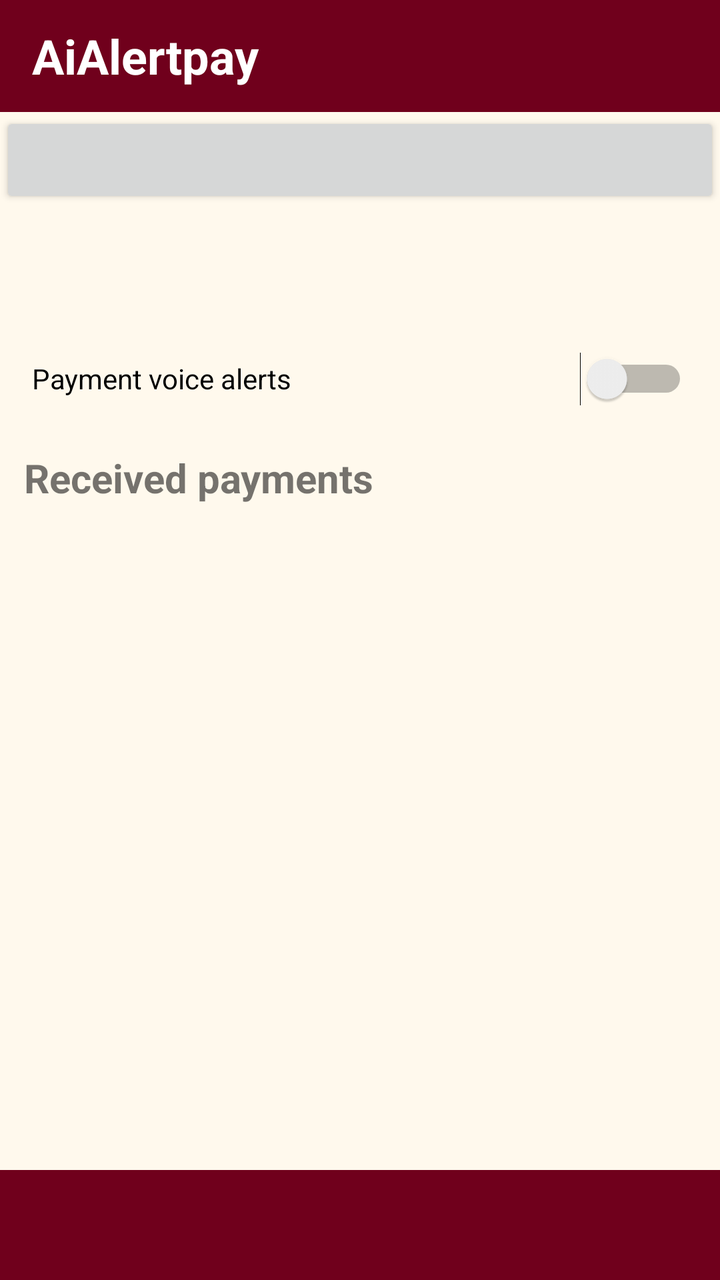
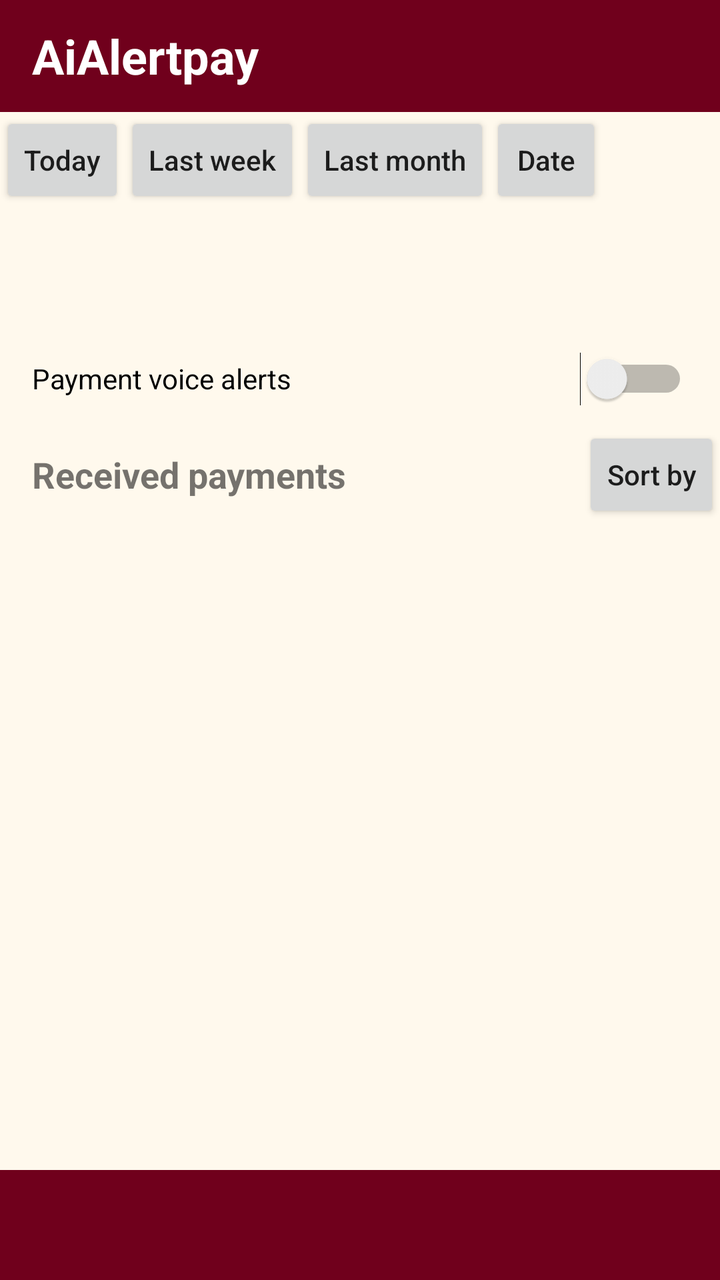

Screens rendered from an Android XML layout before and after an edit, with the pre-edit source and the edit as a unified diff.
<!-- AndroidManifest.xml: application theme android:Theme.Material.Light.NoActionBar -->
<!-- res/layout/home.xml -->
<LinearLayout xmlns:android="http://schemas.android.com/apk/res/android" android:layout_width="match_parent" android:layout_height="match_parent" android:fitsSystemWindows="true" android:orientation="vertical" android:background="#FFF9ED">
    <TextView android:layout_width="match_parent" android:layout_height="56dp" android:gravity="center_vertical" android:paddingHorizontal="16dp" android:text="AiAlertpay" android:background="#70001C" android:textColor="#FFFFFF" android:textSize="24sp" android:textStyle="bold"/>
    <Button android:id="@+id/day" android:layout_width="match_parent" android:layout_height="wrap_content" android:textAllCaps="false"/>
    <TextView android:id="@+id/collection" android:layout_width="match_parent" android:layout_height="wrap_content" android:gravity="center" android:padding="16dp" android:textSize="22sp" android:textStyle="bold" android:textColor="#70001C"/>
    <Switch android:id="@+id/voice_on" android:layout_width="match_parent" android:layout_height="wrap_content" android:minHeight="48dp" android:paddingHorizontal="16dp" android:text="Payment voice alerts"/>
    <TextView android:layout_width="match_parent" android:layout_height="wrap_content" android:padding="12dp" android:text="Received payments" android:textStyle="bold" android:textSize="20sp"/>
    <ListView android:id="@+id/payments" android:layout_width="match_parent" android:layout_height="0dp" android:layout_weight="1"/>
    <TextView android:id="@+id/total" android:layout_width="match_parent" android:layout_height="wrap_content" android:padding="14dp" android:background="#70001C" android:textColor="#FFFFFF" android:textSize="20sp" android:textStyle="bold"/>
</LinearLayout>
<!-- resources referenced by this layout -->
<resources>

</resources>

<!-- the commit's change to res/layout/home.xml (unified diff, before → after) -->
@@ -1,9 +1,19 @@
 <LinearLayout xmlns:android="http://schemas.android.com/apk/res/android" android:layout_width="match_parent" android:layout_height="match_parent" android:fitsSystemWindows="true" android:orientation="vertical" android:background="#FFF9ED">
     <TextView android:layout_width="match_parent" android:layout_height="56dp" android:gravity="center_vertical" android:paddingHorizontal="16dp" android:text="AiAlertpay" android:background="#70001C" android:textColor="#FFFFFF" android:textSize="24sp" android:textStyle="bold"/>
-    <Button android:id="@+id/day" android:layout_width="match_parent" android:layout_height="wrap_content" android:textAllCaps="false"/>
+    <HorizontalScrollView android:layout_width="match_parent" android:layout_height="wrap_content" android:scrollbars="none">
+        <LinearLayout android:layout_width="wrap_content" android:layout_height="wrap_content" android:orientation="horizontal">
+            <Button android:id="@+id/today" android:layout_width="wrap_content" android:layout_height="48dp" android:text="Today" android:textAllCaps="false" android:minWidth="56dp"/>
+            <Button android:id="@+id/week" android:layout_width="wrap_content" android:layout_height="48dp" android:text="Last week" android:textAllCaps="false" android:minWidth="56dp"/>
+            <Button android:id="@+id/month" android:layout_width="wrap_content" android:layout_height="48dp" android:text="Last month" android:textAllCaps="false" android:minWidth="56dp"/>
+            <Button android:id="@+id/day" android:layout_width="wrap_content" android:layout_height="48dp" android:text="Date" android:textAllCaps="false" android:minWidth="56dp"/>
+        </LinearLayout>
+    </HorizontalScrollView>
     <TextView android:id="@+id/collection" android:layout_width="match_parent" android:layout_height="wrap_content" android:gravity="center" android:padding="16dp" android:textSize="22sp" android:textStyle="bold" android:textColor="#70001C"/>
     <Switch android:id="@+id/voice_on" android:layout_width="match_parent" android:layout_height="wrap_content" android:minHeight="48dp" android:paddingHorizontal="16dp" android:text="Payment voice alerts"/>
-    <TextView android:layout_width="match_parent" android:layout_height="wrap_content" android:padding="12dp" android:text="Received payments" android:textStyle="bold" android:textSize="20sp"/>
+    <LinearLayout android:layout_width="match_parent" android:layout_height="wrap_content" android:gravity="center_vertical">
+        <TextView android:layout_width="0dp" android:layout_weight="1" android:layout_height="wrap_content" android:paddingStart="16dp" android:text="Received payments" android:textStyle="bold" android:textSize="18sp"/>
+        <Button android:id="@+id/sort" android:layout_width="wrap_content" android:layout_height="48dp" android:text="Sort by" android:textAllCaps="false" android:minWidth="56dp"/>
+    </LinearLayout>
     <ListView android:id="@+id/payments" android:layout_width="match_parent" android:layout_height="0dp" android:layout_weight="1"/>
     <TextView android:id="@+id/total" android:layout_width="match_parent" android:layout_height="wrap_content" android:padding="14dp" android:background="#70001C" android:textColor="#FFFFFF" android:textSize="20sp" android:textStyle="bold"/>
 </LinearLayout>
